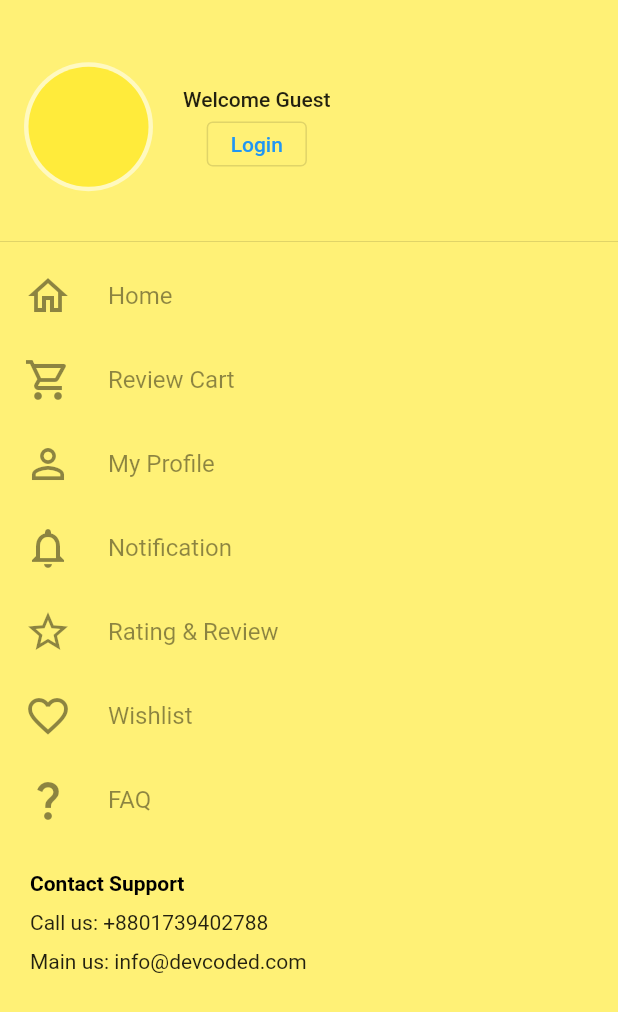
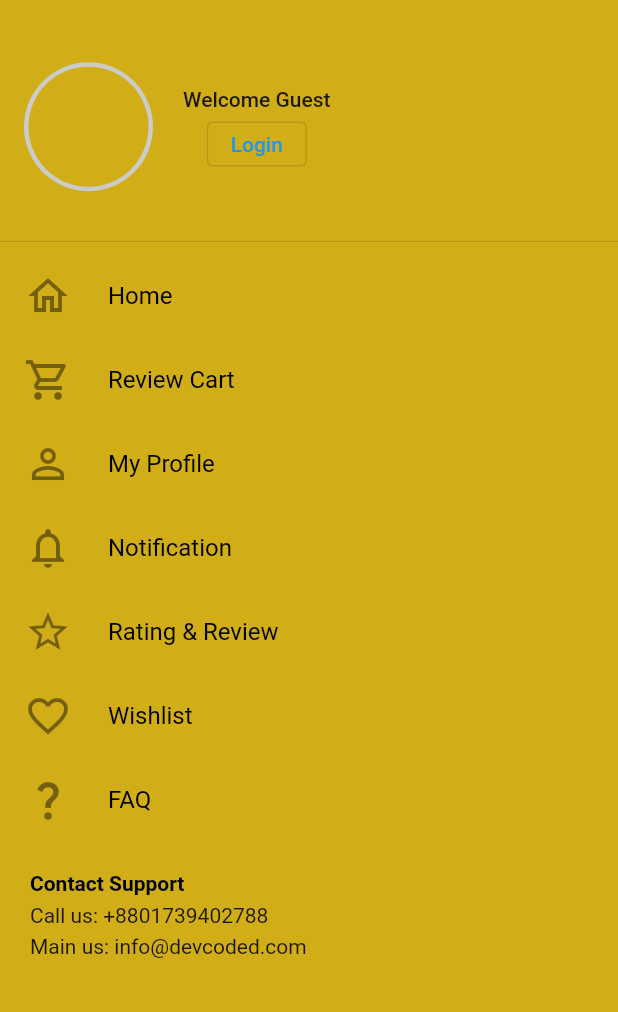
Before and after one commit to jsdevrazu/learn-flutter, a Flutter app: the DrawerMenu widget shown alone on an empty page, opened directly, on a phone screen of 412 x 824 dp. Shown: the top 1012 px of the screen. Run offline on Flutter 3.47's test engine with Material 2 defaults, Android fonts, the phone set to English and light mode, and no system bars; our stand-ins replace flutter_signin_button, smooth_page_indicator; network calls fail.

Commit message:
change few codes

```diff
--- a/lib/components/drawer_menu.dart
+++ b/lib/components/drawer_menu.dart
@@ -2,6 +2,7 @@
 
 import 'package:flutter/material.dart';
 import 'package:learn/components/home/menu_list.dart';
+import 'package:learn/configs/colors.dart';
 
 class DrawerMenu extends StatelessWidget {
   const DrawerMenu({super.key});
@@ -9,18 +10,18 @@ class DrawerMenu extends StatelessWidget {
   @override
   Widget build(BuildContext context) {
     return Container(
-      color: Colors.yellow.shade300,
+      color: primaryColor,
       child: ListView(
         children: [
           DrawerHeader(
               child: Row(
             children: [
               CircleAvatar(
-                backgroundColor: Colors.white54,
+                backgroundColor: mainBg,
                 radius: 43,
                 child: CircleAvatar(
                   radius: 40,
-                  backgroundColor: Colors.yellow,
+                  backgroundColor: primaryColor,
                 ),
               ),
               SizedBox(width: 20),
@@ -56,17 +57,17 @@ class DrawerMenu extends StatelessWidget {
               children: [
                 Text(
                   "Contact Support",
-                  style: TextStyle(
-                      fontWeight: FontWeight.bold, color: Colors.black),
+                  style:
+                      TextStyle(fontWeight: FontWeight.bold, color: textColor),
                 ),
                 SizedBox(
-                  height: 10,
+                  height: 5,
                 ),
                 Row(
                   children: [Text("Call us:"), Text(" +8801739402788")],
                 ),
                 SizedBox(
-                  height: 10,
+                  height: 5,
                 ),
                 Row(
                   children: [Text("Main us:"), Text(" info@devcoded.com")],
--- a/lib/components/home/menu_list.dart
+++ b/lib/components/home/menu_list.dart
@@ -1,4 +1,5 @@
 import 'package:flutter/material.dart';
+import 'package:learn/configs/colors.dart';
 
 class MenuTitle extends StatelessWidget {
   final icon;
@@ -19,7 +20,7 @@ class MenuTitle extends StatelessWidget {
       ),
       title: Text(
         title,
-        style: TextStyle(color: Colors.black45),
+        style: TextStyle(color: textColor),
       ),
     );
   }
--- /dev/null
+++ b/lib/configs/colors.dart
@@ -0,0 +1,9 @@
+import 'package:flutter/material.dart';
+
+
+Color primaryColor = Color(0xffd1ad17);
+Color mainBg = Color(0xffcbcbcb);
+Color textColor = Colors.black;
+Color bgGray = Colors.grey.shade200;
+Color bgDarkGray = Colors.grey.shade900;
+Color white = Colors.white;
--- a/lib/main.dart
+++ b/lib/main.dart
@@ -1,4 +1,5 @@
 import 'package:flutter/material.dart';
+import 'package:learn/configs/colors.dart';
 import 'package:learn/screen/sign_in.dart';
 
 void main() {
@@ -13,6 +14,8 @@ class MyApp extends StatelessWidget {
     // ignore: prefer_const_constructors
     return MaterialApp(
       debugShowCheckedModeBanner: false,
+      theme: ThemeData(
+          primaryColor: primaryColor, scaffoldBackgroundColor: mainBg),
       home: SignIn(),
     );
   }
```
Also changed, not shown: lib/components/home/banner.dart (+5 -4 lines), lib/components/home/shop_card.dart (+6 -5 lines), lib/screen/home.dart (+10 -9 lines), lib/screen/sign_in.dart (+8 -10 lines).
